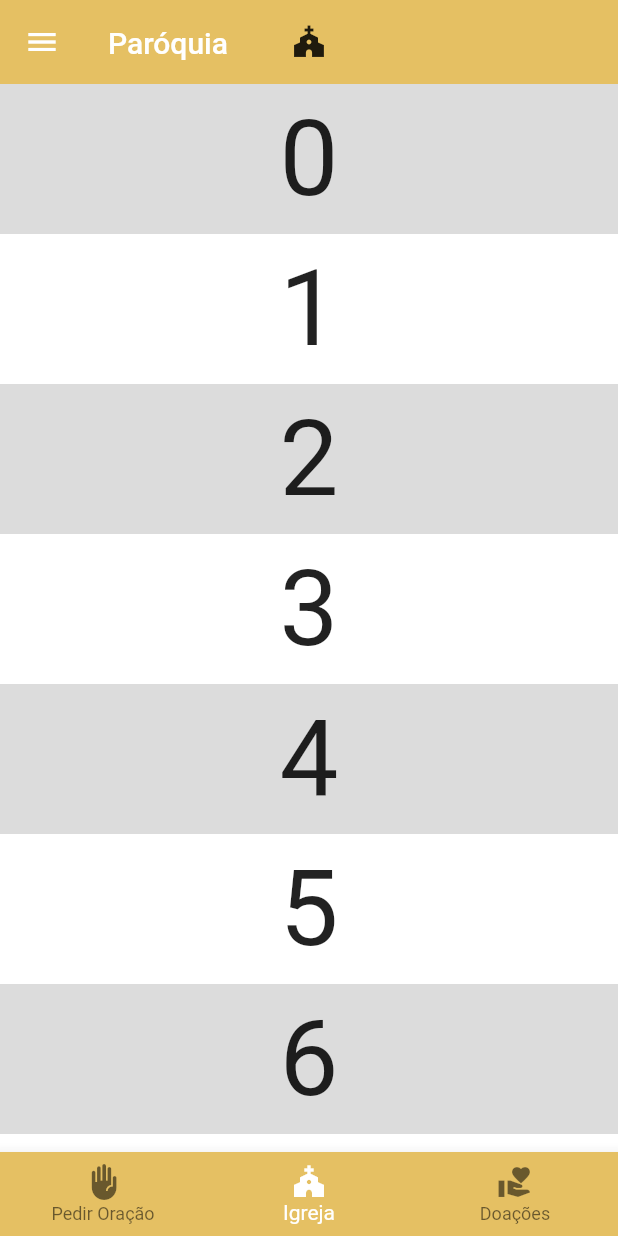
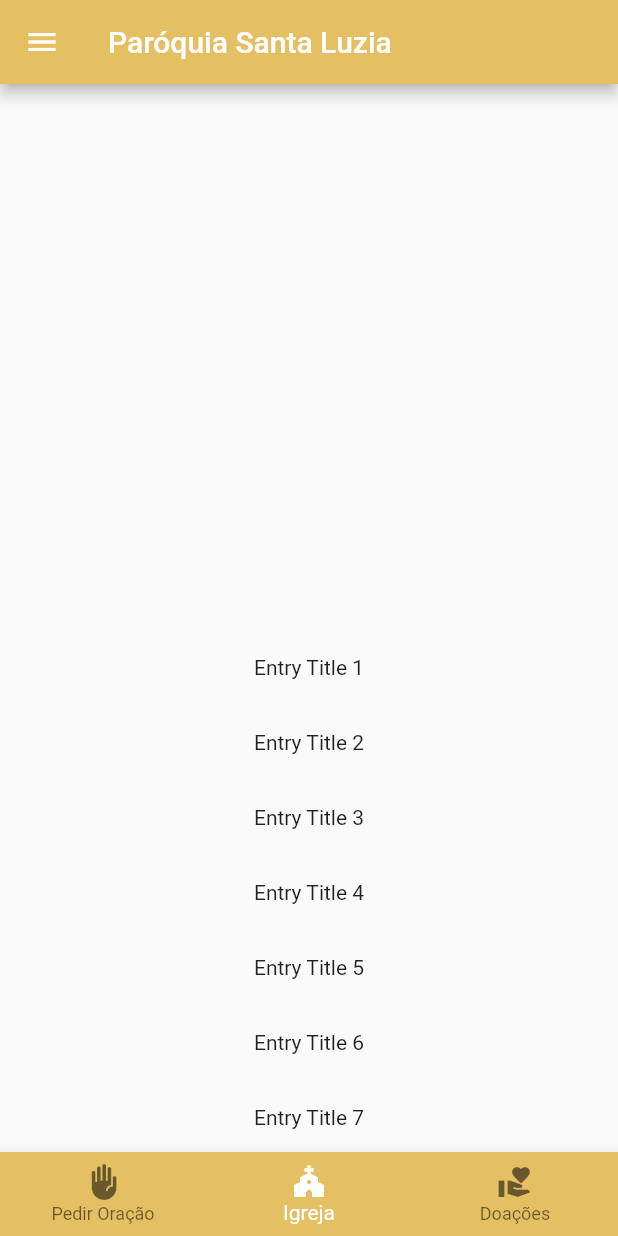
Before and after one commit to viniciuskostriuba/flutter_carros, a Flutter app: the screen it shows after launch, on a phone screen of 412 x 824 dp. Run offline on Flutter 3.47's test engine with Material 2 defaults, Android fonts, the phone set to English and light mode, and no system bars.

Commit message:
Full commit

```diff
--- a/lib/pages/church_page.dart
+++ b/lib/pages/church_page.dart
@@ -1,16 +1,50 @@
+import 'package:carros/utils/palette.dart';
+import 'package:carros/widgtes/drawer_list.dart';
 import 'package:flutter/material.dart';
 
-void main() => runApp(const ChurchPage());
-
-class ChurchPage extends StatelessWidget {
+class ChurchPage extends StatefulWidget {
   const ChurchPage({Key? key}) : super(key: key);
 
-  static const String _title = 'Flutter Code Sample';
+  @override
+  MyAppState createState() => MyAppState();
+}
+
+class MyAppState extends State<ChurchPage> {
+  List<String> list = [
+    'Title 1',
+    'Title 2',
+    'Title 3',
+    'Title 4',
+    'Title 5',
+    'Title 6',
+    'Title 7',
+    'Title 8',
+    'Title 9',
+    'Title 10',
+    'Title 11',
+    'Title 12',
+    'Title 13',
+    'Title 14',
+    'Title 15',
+    'Title 16',
+    'Title 17',
+    'Title 18',
+    'Title 19',
+    'Title 20'
+  ];
 
   @override
   Widget build(BuildContext context) {
     return Container(
-      child: Text("Church Page"),
+      child: ListView.builder(
+          padding: const EdgeInsets.all(8),
+          itemCount: list.length,
+          itemBuilder: (BuildContext context, int index) {
+            return Container(
+              height: 50,
+              child: Center(child: Text('Entry ${list[index]}')),
+            );
+          }),
     );
   }
 }
--- a/lib/pages/container_page.dart
+++ b/lib/pages/container_page.dart
@@ -2,7 +2,9 @@ import 'package:carros/pages/church_page.dart';
 import 'package:carros/pages/donation_page.dart';
 import 'package:carros/pages/pray_page.dart';
 import 'package:carros/utils/palette.dart';
+import 'package:carros/widgtes/bottom_bar.dart';
 import 'package:carros/widgtes/drawer_list.dart';
+import 'package:carros/widgtes/silver_bar.dart';
 import 'package:flutter/material.dart';
 
 void main() => runApp(const ContainerPage());
@@ -12,96 +14,17 @@ class ContainerPage extends StatelessWidget {
 
   @override
   Widget build(BuildContext context) {
-    return const MaterialApp(
+    return MaterialApp(
       debugShowCheckedModeBanner: false,
-      home: MyStatefulWidget(),
-    );
-  }
-}
-
-class MyStatefulWidget extends StatefulWidget {
-  const MyStatefulWidget({Key? key}) : super(key: key);
-
-  @override
-  State<MyStatefulWidget> createState() => _MyStatefulWidgetState();
-}
-
-class _MyStatefulWidgetState extends State<MyStatefulWidget> {
-  bool _pinned = false;
-  bool _snap = false;
-  bool _floating = true;
-  int _selectedIndex = 1;
-  static const TextStyle optionStyle =
-      TextStyle(fontSize: 30, fontWeight: FontWeight.bold);
-  static const List<Widget> _widgetOptions = <Widget>[
-    PrayPage(),
-    ChurchPage(),
-    DonationPage(),
-  ];
-
-  void _onItemTapped(int index) {
-    setState(() {
-      _selectedIndex = index;
-    });
-  }
-
-  @override
-  Widget build(BuildContext context) {
-    return Scaffold(
-      drawer: DrawerList(),
-      body: NestedScrollView(
-        headerSliverBuilder: (BuildContext context, bool innerBoxIsScrolled) {
-          return <Widget>[
-            SliverAppBar(
-              backgroundColor: Palette.kToDark,
-              pinned: _pinned,
-              snap: _snap,
-              floating: _floating,
-              expandedHeight: 10.0,
-              flexibleSpace: const FlexibleSpaceBar(
-                title: Text('Paróquia'),
-                background: Icon(Icons.church),
-              ),
-            ),
-            SliverList(
-              delegate: SliverChildBuilderDelegate(
-                (BuildContext context, int index) {
-                  return Container(
-                    color: index.isOdd ? Colors.white : Colors.black12,
-                    height: 100.0,
-                    child: Center(
-                      child: Text('$index', textScaleFactor: 5),
-                    ),
-                  );
-                },
-                childCount: 20,
-              ),
-            ),
-          ];
-        },
-        body: Center(
-          child: _widgetOptions.elementAt(_selectedIndex),
-        ),
-      ),
-      bottomNavigationBar: BottomNavigationBar(
-        backgroundColor: Palette.kToDark,
-        items: const <BottomNavigationBarItem>[
-          BottomNavigationBarItem(
-            icon: Icon(Icons.front_hand),
-            label: 'Pedir Oração',
+      home: Column(
+        children: <Widget>[
+          Expanded(
+            child: SilverBar(),
           ),
-          BottomNavigationBarItem(
-            icon: Icon(Icons.church),
-            label: 'Igreja',
-          ),
-          BottomNavigationBarItem(
-            icon: Icon(Icons.volunteer_activism),
-            label: 'Doações',
+          Expanded(
+            child: BottomBar(),
           ),
         ],
-        currentIndex: _selectedIndex,
-        selectedItemColor: Colors.white,
-        onTap: _onItemTapped,
       ),
     );
   }
--- a/lib/pages/home_page.dart
+++ b/lib/pages/home_page.dart
@@ -4,37 +4,6 @@ import 'package:flutter/material.dart';
 class HomePage extends StatelessWidget {
   @override
   Widget build(BuildContext context) {
-    return Scaffold(
-      bottomNavigationBar: BottomNavigationBar(
-        backgroundColor: Palette.kToDark,
-        items: const <BottomNavigationBarItem>[
-          BottomNavigationBarItem(
-            icon: Icon(Icons.front_hand),
-            label: 'Pedir Oração',
-          ),
-          BottomNavigationBarItem(
-            icon: Icon(Icons.church),
-            label: 'Igreja',
-          ),
-          BottomNavigationBarItem(
-            icon: Icon(Icons.volunteer_activism),
-            label: 'Doações',
-          ),
-        ],
-        selectedItemColor: Colors.white,
-      ),
-      body: _body(),
-    );
-  }
-
-  _body() {
-    return Center(
-      child: Text(
-        "Vinicius",
-        style: TextStyle(
-          fontSize: 22,
-        ),
-      ),
-    );
+    return Container();
   }
 }
--- a/lib/widgtes/app_button.dart
+++ b/lib/widgtes/app_button.dart
@@ -10,14 +10,14 @@ class AppButton extends StatelessWidget {
   Widget build(BuildContext context) {
     return Container(
       height: 46,
-      child: RaisedButton(
-        color: Colors.blue,
-        child: Text(
-          text,
-          style: TextStyle(color: Colors.white, fontSize: 22),
-        ),
-        onPressed: onPressed,
-      ),
+      // child: RaisedButton(
+      //   color: Colors.blue,
+      //   child: Text(
+      //     text,
+      //     style: TextStyle(color: Colors.white, fontSize: 22),
+      //   ),
+      //   onPressed: onPressed,
+      // ),
     );
   }
 }
--- /dev/null
+++ b/lib/widgtes/bottom_bar.dart
@@ -0,0 +1,57 @@
+import 'package:carros/pages/church_page.dart';
+import 'package:carros/pages/donation_page.dart';
+import 'package:carros/pages/pray_page.dart';
+import 'package:carros/utils/palette.dart';
+import 'package:carros/widgtes/drawer_list.dart';
+import 'package:flutter/material.dart';
+
+class BottomBar extends StatefulWidget {
+  const BottomBar({Key? key}) : super(key: key);
+
+  @override
+  MyAppState createState() => MyAppState();
+}
+
+class MyAppState extends State<BottomBar> {
+  static const List<Widget> _widgetOptions = <Widget>[
+    PrayPage(),
+    ChurchPage(),
+    DonationPage(),
+  ];
+
+  int _selectedIndex = 1;
+  @override
+  Widget build(BuildContext context) {
+    return Scaffold(
+      body: Center(
+        child: _widgetOptions.elementAt(_selectedIndex),
+      ),
+      bottomNavigationBar: BottomNavigationBar(
+        backgroundColor: Palette.kToDark,
+        items: <BottomNavigationBarItem>[
+          BottomNavigationBarItem(
+            icon: Icon(Icons.front_hand),
+            label: 'Pedir Oração',
+          ),
+          BottomNavigationBarItem(
+            icon: Icon(Icons.church),
+            label: 'Igreja',
+          ),
+          BottomNavigationBarItem(
+            icon: Icon(Icons.volunteer_activism),
+            label: 'Doações',
+          ),
+        ],
+        currentIndex: _selectedIndex,
+        selectedItemColor: Colors.white,
+        onTap: _onItemTapped,
+      ),
+    );
+  }
+
+  void _onItemTapped(int index) {
+    setState(() {
+      _selectedIndex = index;
+    });
+  }
+}
--- /dev/null
+++ b/lib/widgtes/silver_bar.dart
@@ -0,0 +1,23 @@
+import 'package:carros/utils/palette.dart';
+import 'package:carros/widgtes/drawer_list.dart';
+import 'package:flutter/material.dart';
+
+class SilverBar extends StatefulWidget {
+  const SilverBar({Key? key}) : super(key: key);
+
+  @override
+  MyAppState createState() => MyAppState();
+}
+
+class MyAppState extends State<SilverBar> {
+  @override
+  Widget build(BuildContext context) {
+    return Scaffold(
+      drawer: DrawerList(),
+      appBar: AppBar(
+        backgroundColor: Palette.kToDark,
+        title: const Text('Paróquia Santa Luzia'),
+      ),
+    );
+  }
+}
```
Also changed, not shown: pubspec.yaml (+3 -4 lines), pubspec.lock, 1 other file.
